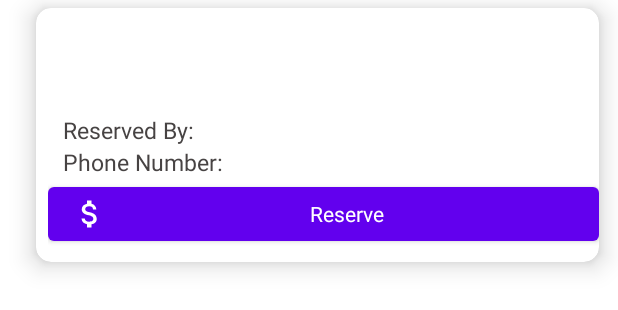
After one commit to EzzAA7/AndroidCarDealership, an Android app: the layout favourite_overview.xml on its own in the app's theme, with its tools: preview values and no code run, on a phone screen of 412 x 824 dp. The commit adds this screen. Shown: the top 310 px of the screen. Run offline under Robolectric (Android 15) with nearby library versions, the phone set to English and light mode, and no system bars.

Commit message:
create FavouriteFragment

```diff
--- a/app/src/main/java/com/example/cardealer/ui/yourFavourites/YourFavouritesFragment.java
+++ b/app/src/main/java/com/example/cardealer/ui/yourFavourites/YourFavouritesFragment.java
@@ -17,7 +17,11 @@ import android.view.ViewGroup;
 import com.example.cardealer.R;
 import com.example.cardealer.controller.CarAdapter;
 import com.example.cardealer.controller.DataBaseHelper;
+import com.example.cardealer.controller.FavouriteAdapter;
 import com.example.cardealer.model.Car;
+import com.example.cardealer.model.Favourite;
+import com.example.cardealer.model.Reservation;
+import com.example.cardealer.service.SharedPrefManager;
 
 import java.util.ArrayList;
 
@@ -25,8 +29,9 @@ public class YourFavouritesFragment extends Fragment {
 
     private YourFavouritesViewModel mViewModel;
     RecyclerView recyclerView;
-    CarAdapter carAdapter;
-    ArrayList<Car> cars;
+    FavouriteAdapter favouriteAdapter;
+    ArrayList<Favourite> favourites;
+    SharedPrefManager sharedPrefManager;
 
     public static YourFavouritesFragment newInstance() {
         return new YourFavouritesFragment();
@@ -41,10 +46,20 @@ public class YourFavouritesFragment extends Fragment {
 //        linearLayout.removeAllViews();
 
         recyclerView = view.findViewById(R.id.recycler_view);
-        cars = Car.carsArrayList;
+        favourites = dataBaseHelper.getAllFavouritesList();
 
-        carAdapter = new CarAdapter(cars, getActivity());
-        recyclerView.setAdapter(carAdapter);
+        sharedPrefManager = SharedPrefManager.getInstance(getActivity());
+        String email = sharedPrefManager.readString("Session","noValue");
+
+        ArrayList<Favourite> myFavourites = new ArrayList<Favourite>();
+        for (Favourite favourite : favourites) {
+            if (favourite.getEmail().equals(email)) {
+                myFavourites.add(favourite);
+            }
+        }
+
+        favouriteAdapter = new FavouriteAdapter(myFavourites, getActivity());
+        recyclerView.setAdapter(favouriteAdapter);
 
         LinearLayoutManager llm = new LinearLayoutManager(getActivity());
         llm.setOrientation(RecyclerView.VERTICAL);
--- /dev/null
+++ b/app/src/main/res/layout/favourite_overview.xml
@@ -0,0 +1,126 @@
+<?xml version="1.0" encoding="utf-8"?>
+<androidx.cardview.widget.CardView xmlns:android="http://schemas.android.com/apk/res/android"
+    xmlns:app="http://schemas.android.com/apk/res-auto"
+    android:layout_width="375dp"
+    android:layout_height="wrap_content"
+    android:layout_marginLeft="24dp"
+    android:layout_marginTop="5dp"
+    android:layout_marginBottom="10dp"
+    app:cardCornerRadius="10dp"
+    app:cardElevation="10dp">
+
+    <LinearLayout
+        android:layout_width="375dp"
+        android:layout_height="wrap_content"
+        android:layout_margin="8dp"
+        android:orientation="vertical">
+
+
+        <TextView
+            android:id="@+id/tvCarInfoFav"
+            android:layout_width="353dp"
+            android:layout_height="wrap_content"
+            android:layout_marginHorizontal="10dp"
+            android:layout_marginVertical="10dp"
+            android:text=" "
+            android:textAlignment="center"
+            android:textColor="#474343"
+            android:textSize="15dp"
+            android:textStyle="bold" />
+
+
+        <LinearLayout
+            android:layout_width="match_parent"
+            android:layout_height="wrap_content"
+            android:layout_marginHorizontal="10dp"
+            android:orientation="horizontal">
+
+            <TextView
+                android:id="@+id/tvCarDistFav"
+                android:layout_width="244dp"
+                android:layout_height="wrap_content"
+                android:text=" "
+                android:textColor="#474343"
+                android:textSize="15dp" />
+
+            <TextView
+                android:id="@+id/tvCarPriceFav"
+                android:layout_width="116dp"
+                android:layout_height="match_parent"
+                android:text=" "
+                android:textColor="#474343"
+                android:textSize="15dp" />
+
+        </LinearLayout>
+
+        <LinearLayout
+            android:layout_width="352dp"
+            android:layout_height="wrap_content"
+            android:layout_marginHorizontal="10dp"
+            android:orientation="horizontal">
+
+            <TextView
+                android:id="@+id/textViewInfo"
+                android:layout_width="118dp"
+                android:layout_height="match_parent"
+                android:text="Reserved By: "
+                android:textAlignment="textStart"
+                android:textColor="#474343"
+                android:textSize="15dp" />
+
+            <TextView
+                android:id="@+id/tvCarFavName"
+                android:layout_width="247dp"
+                android:layout_height="match_parent"
+                android:text=" "
+                android:textAlignment="center"
+                android:textColor="#3F51B5"
+                android:textSize="15dp"
+                android:textStyle="bold|italic" />
+        </LinearLayout>
+
+        <LinearLayout
+            android:layout_width="352dp"
+            android:layout_height="wrap_content"
+            android:layout_marginHorizontal="10dp"
+            android:orientation="horizontal">
+
+            <TextView
+                android:id="@+id/textViewInfo2"
+                android:layout_width="118dp"
+                android:layout_height="match_parent"
+                android:text="Phone Number:"
+                android:textAlignment="textStart"
+                android:textColor="#474343"
+                android:textSize="15dp" />
+
+            <TextView
+                android:id="@+id/tvCarFavPhone"
+                android:layout_width="247dp"
+                android:layout_height="match_parent"
+                android:text=" "
+                android:textAlignment="center"
+                android:textColor="#3F51B5"
+                android:textSize="15dp" />
+
+        </LinearLayout>
+
+        <LinearLayout
+            android:layout_width="match_parent"
+            android:layout_height="match_parent"
+            android:orientation="horizontal">
+
+            <Button
+                android:id="@+id/btnReserveFav"
+                style="@style/MaterialAlertDialog.MaterialComponents.Title.Icon"
+                android:layout_width="match_parent"
+                android:layout_height="wrap_content"
+                android:layout_marginEnd="8dp"
+                android:text="Reserve"
+                app:icon="@drawable/ic_reserve" />
+
+        </LinearLayout>
+
+    </LinearLayout>
+
+</androidx.cardview.widget.CardView>
```
